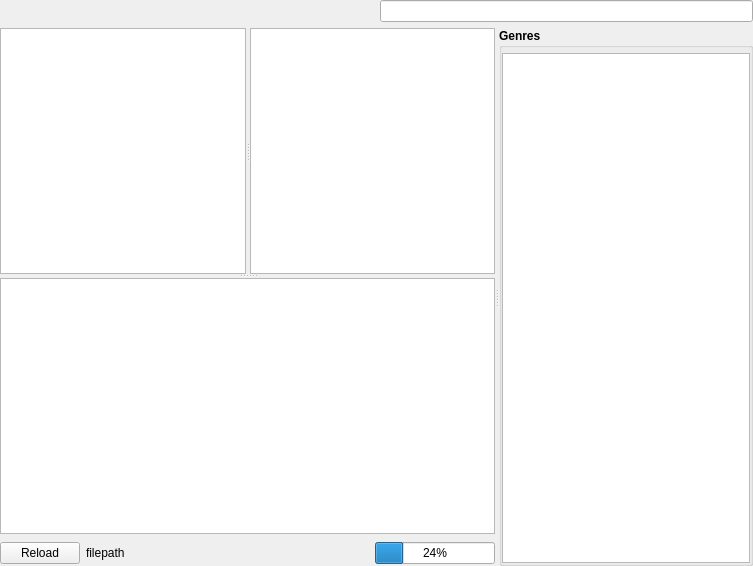
Qt form src/Gui/Library/GUI_LocalLibrary.ui (Inferno214221/sayonara-player) before a commit.
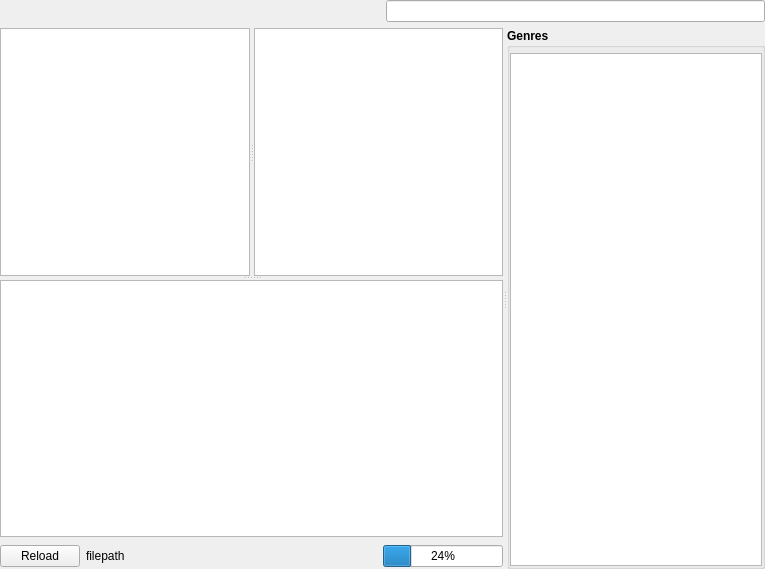
The same form after that commit. Custom widgets are drawn as their Qt base class.

What changed in the file:
```diff
--- a/src/Gui/Library/GUI_LocalLibrary.ui
+++ b/src/Gui/Library/GUI_LocalLibrary.ui
@@ -6,8 +6,8 @@
    <rect>
     <x>0</x>
     <y>0</y>
-    <width>753</width>
-    <height>566</height>
+    <width>765</width>
+    <height>569</height>
    </rect>
   </property>
   <property name="focusPolicy">
```
